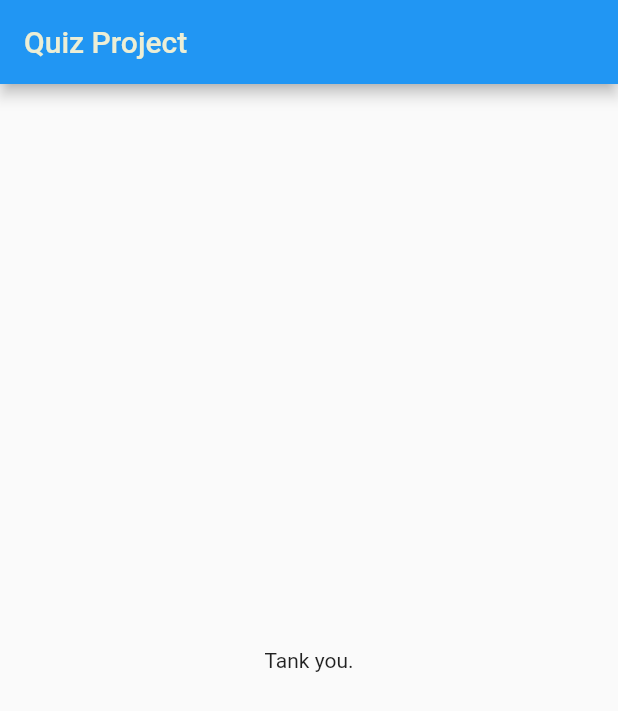
After one commit to bahrie127/quiz_project, a Flutter app: the screen it shows after launch, after a tap on "Black", after a tap on "Elephant", after a tap on "Fast and Furious", on a phone screen of 412 x 824 dp. The commit adds this screen. Shown: the top 711 px of the screen. Run offline on Flutter 3.47's test engine with Material 2 defaults, Android fonts, the light colour scheme and no system bars.

Commit message:
belajar function, result screen

```diff
--- a/lib/answer_widget.dart
+++ b/lib/answer_widget.dart
@@ -4,8 +4,10 @@ class AnswerWidget extends StatelessWidget {
   const AnswerWidget({
     Key? key,
     required this.answerText,
+    required this.selectHandler,
   }) : super(key: key);
   final String answerText;
+  final VoidCallback selectHandler;
 
   @override
   Widget build(BuildContext context) {
@@ -14,9 +16,7 @@ class AnswerWidget extends StatelessWidget {
       margin: const EdgeInsets.symmetric(horizontal: 10.0),
       child: ElevatedButton(
         child: Text(answerText),
-        onPressed: () {
-          print(answerText);
-        },
+        onPressed: selectHandler,
       ),
     );
   }
--- a/lib/main.dart
+++ b/lib/main.dart
@@ -1,5 +1,6 @@
 import 'package:flutter/material.dart';
 import 'package:quiz_project/quiz_screen.dart';
+import 'package:quiz_project/result_screen.dart';
 
 void main() => runApp(const MyApp());
 
@@ -43,6 +44,12 @@ class _MyAppState extends State<MyApp> {
 
   var _questionIndex = 0;
 
+  void _answerQuestion() {
+    setState(() {
+      _questionIndex += 1;
+    });
+  }
+
   @override
   Widget build(BuildContext context) {
     return MaterialApp(
@@ -53,10 +60,13 @@ class _MyAppState extends State<MyApp> {
             style: TextStyle(color: Color.fromARGB(255, 236, 238, 213)),
           ),
         ),
-        body: QuizScreen(
-          questions: _questions,
-          questionIndex: _questionIndex,
-        ),
+        body: _questionIndex < _questions.length
+            ? QuizScreen(
+                questions: _questions,
+                questionIndex: _questionIndex,
+                answerQuestion: _answerQuestion,
+              )
+            : ResultScreen(),
       ),
     );
   }
--- a/lib/quiz_screen.dart
+++ b/lib/quiz_screen.dart
@@ -1,4 +1,5 @@
 import 'package:flutter/material.dart';
+
 import 'package:quiz_project/answer_widget.dart';
 import 'package:quiz_project/question_widget.dart';
 
@@ -7,10 +8,12 @@ class QuizScreen extends StatelessWidget {
     Key? key,
     required this.questions,
     required this.questionIndex,
+    required this.answerQuestion,
   }) : super(key: key);
 
   final List<Map<String, Object>> questions;
   final int questionIndex;
+  final VoidCallback answerQuestion;
 
   @override
   Widget build(BuildContext context) {
@@ -22,11 +25,11 @@ class QuizScreen extends StatelessWidget {
         //answer list
         ...(questions[questionIndex]['answers'] as List<Map<String, Object>>)
             .map((answer) {
-          return AnswerWidget(answerText: answer['text'] as String);
+          return AnswerWidget(
+              answerText: answer['text'] as String,
+              selectHandler: answerQuestion);
         })
       ],
     );
   }
 }
-//[widget,widget,widget]
-//widget, widget, widget
--- /dev/null
+++ b/lib/result_screen.dart
@@ -0,0 +1,12 @@
+import 'package:flutter/material.dart';
+
+class ResultScreen extends StatelessWidget {
+  const ResultScreen({Key? key}) : super(key: key);
+
+  @override
+  Widget build(BuildContext context) {
+    return Center(
+      child: Text('Tank you.'),
+    );
+  }
+}
```
